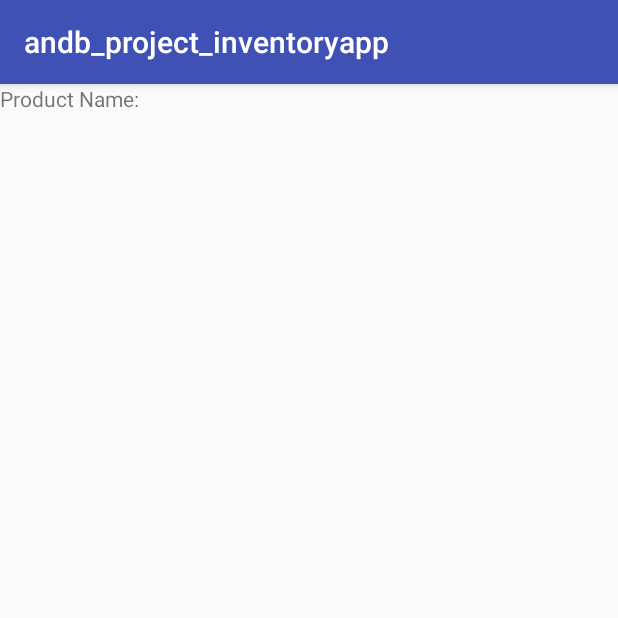
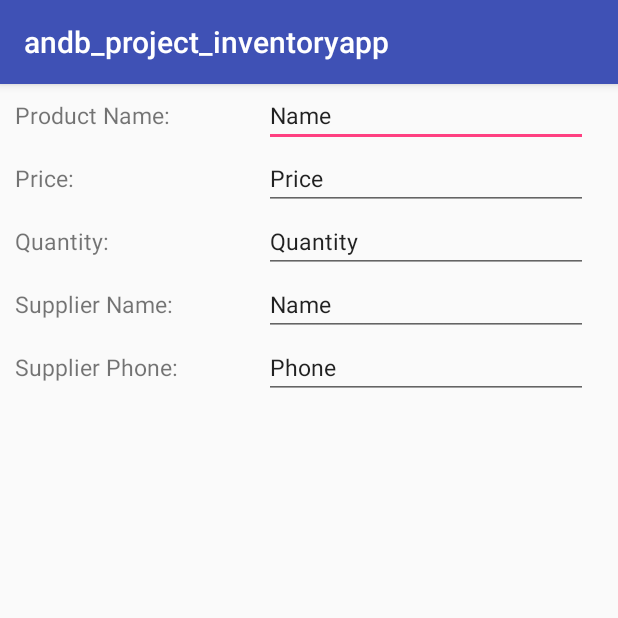
Before and after one commit to jmhardison/andb_project_inventoryapp, an Android app: the EditActivity screen opened directly, with no data from a screen before it, on a phone screen of 412 x 824 dp, the top half of it. Run offline under Robolectric (Android 15) with nearby library versions, the phone set to English and light mode, and no system bars.

Commit message:
adding display elements to edit activity

```diff
--- a/app/src/main/res/layout/activity_edit.xml
+++ b/app/src/main/res/layout/activity_edit.xml
@@ -4,11 +4,115 @@
     xmlns:tools="http://schemas.android.com/tools"
     android:layout_width="match_parent"
     android:layout_height="match_parent"
+    android:layout_marginLeft="10dp"
+    android:layout_marginRight="10dp"
     tools:context=".EditActivity">
 
+    <!-- product name -->
     <TextView
         android:layout_width="wrap_content"
         android:layout_height="wrap_content"
-        android:text="Product Name:"/>
+        android:layout_alignBaseline="@+id/editTextProdName"
+        android:layout_alignParentStart="true"
+        android:text="Product Name:"
+        android:textSize="15sp" />
 
+    <EditText
+        android:id="@+id/editTextProdName"
+        android:layout_width="wrap_content"
+        android:layout_height="wrap_content"
+        android:layout_alignParentEnd="true"
+        android:layout_alignParentTop="true"
+        android:layout_marginEnd="10dp"
+        android:ems="12"
+        android:textSize="15sp"
+        android:inputType="textCapWords"
+        android:singleLine="false"
+        android:text="Name" />
+
+    <!-- product price -->
+    <TextView
+        android:layout_width="wrap_content"
+        android:layout_height="wrap_content"
+        android:layout_alignBaseline="@+id/editTextPrice"
+        android:layout_alignParentStart="true"
+        android:text="Price:"
+        android:textSize="15sp" />
+
+    <EditText
+        android:id="@+id/editTextPrice"
+        android:layout_width="wrap_content"
+        android:layout_height="wrap_content"
+        android:layout_alignParentEnd="true"
+        android:layout_below="@id/editTextProdName"
+        android:layout_marginEnd="10dp"
+        android:ems="12"
+        android:inputType="numberDecimal"
+        android:text="Price"
+        android:textSize="15sp" />
+
+    <!-- product quantity -->
+    <TextView
+        android:layout_width="wrap_content"
+        android:layout_height="wrap_content"
+        android:layout_alignBaseline="@+id/editTextQuantity"
+        android:layout_alignParentStart="true"
+        android:text="Quantity:"
+        android:textSize="15sp" />
+
+    <EditText
+        android:id="@+id/editTextQuantity"
+        android:layout_width="wrap_content"
+        android:layout_height="wrap_content"
+        android:layout_alignParentEnd="true"
+        android:layout_below="@id/editTextPrice"
+        android:layout_marginEnd="10dp"
+        android:ems="12"
+        android:inputType="number"
+        android:text="Quantity"
+        android:textSize="15sp" />
+
+    <!-- supplier name -->
+    <TextView
+        android:layout_width="wrap_content"
+        android:layout_height="wrap_content"
+        android:layout_alignBaseline="@+id/editTextSuppName"
+        android:layout_alignParentStart="true"
+        android:text="Supplier Name:"
+        android:textSize="15sp" />
+
+    <EditText
+        android:id="@+id/editTextSuppName"
+        android:layout_width="wrap_content"
+        android:layout_height="wrap_content"
+        android:layout_alignParentEnd="true"
+        android:layout_marginEnd="10dp"
+        android:layout_below="@id/editTextQuantity"
+        android:ems="12"
+        android:textSize="15sp"
+        android:inputType="textCapWords"
+        android:singleLine="false"
+        android:text="Name" />
+
+    <!-- supplier phone -->
+    <TextView
+        android:layout_width="wrap_content"
+        android:layout_height="wrap_content"
+        android:layout_alignBaseline="@+id/editTextSuppPhone"
+        android:layout_alignParentStart="true"
+        android:text="Supplier Phone:"
+        android:textSize="15sp" />
+
+    <EditText
+        android:id="@+id/editTextSuppPhone"
+        android:layout_width="wrap_content"
+        android:layout_height="wrap_content"
+        android:layout_alignParentEnd="true"
+        android:layout_below="@id/editTextSuppName"
+        android:layout_marginEnd="10dp"
+        android:ems="12"
+        android:inputType="phone"
+        android:singleLine="false"
+        android:text="Phone"
+        android:textSize="15sp" />
 </RelativeLayout>
```
